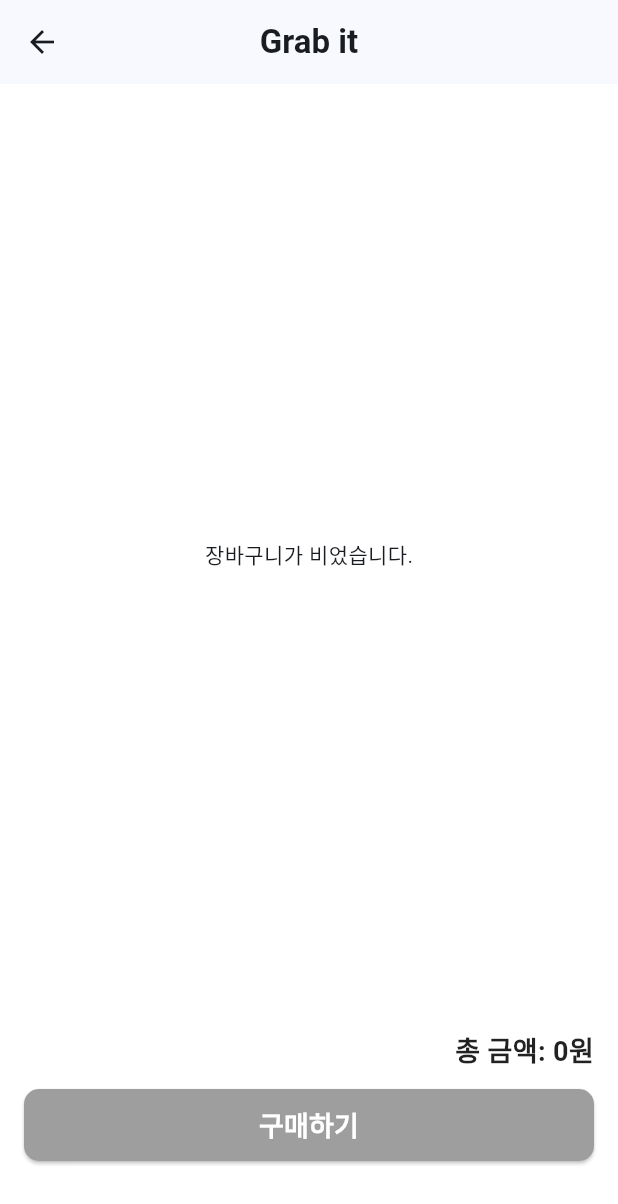
After one commit to treeandturtle/climbing_shopping_mall, a Flutter app: the screen it shows after launch, after a tap on an icon or button, on a phone screen of 412 x 824 dp. The commit adds this screen. Shown: the top 1204 px of the screen. Run offline on Flutter 3.47's test engine with Material 3 defaults, Android fonts, the light colour scheme and no system bars; our stand-ins replace iconsax, image_picker.

Commit message:
장바구니 페이지 기능 연동 및 알람 수정

```diff
--- a/lib/product_model.dart
+++ b/lib/product_model.dart
@@ -10,6 +10,21 @@
     required this.price,
     required this.description,
   });
+}
+
+class CartItem {
+  final Product product;
+  int number;
+
+  CartItem({required this.product, required this.number});
+}
+
+class Cart {
+  static final Cart instance = Cart._internal();
+
+  Cart._internal();
+
+  final List<CartItem> items = [];
 }
 
 class ProductList {
@@ -79,4 +94,14 @@
       description: "",
     ),
   ];
+
+  // 검색 기능 메서드
+  List<Product> searchProducts(String query) {
+    if (query.isEmpty) return products;
+
+    return products.where((product) {
+      return product.name.toLowerCase().contains(query.toLowerCase()) ||
+          product.description.toLowerCase().contains(query.toLowerCase());
+    }).toList();
+  }
 }
--- /dev/null
+++ b/lib/screen/cart_page.dart
@@ -0,0 +1,136 @@
+import 'package:flutter/material.dart';
+import 'package:intl/intl.dart'; //가격 포맷팅(세자리마다쉼표)
+//import 'package:flutter_spinbox/flutter_spinbox.dart'; //수량조절
+import '../product_model.dart';
+import '../widget/cart_item_tile.dart';
+import '../screen/product_list_page.dart';
+
+class CartPage extends StatefulWidget {
+  final Product? product;
+  final int? number;
+
+  const CartPage({super.key, this.product, this.number});
+
+  @override
+  State<CartPage> createState() => _CartPageState();
+}
+
+class _CartPageState extends State<CartPage> {
+  Cart cart = Cart.instance;
+
+  @override
+  void initState() {
+    super.initState();
+    if (widget.product != null && widget.number != null) {
+      cart.items.add(
+        CartItem(product: widget.product!, number: widget.number!),
+      );
+    }
+  }
+
+  @override
+  Widget build(BuildContext context) {
+    int totalPrice = 0;
+    for (int i = 0; i < cart.items.length; i++) {
+      totalPrice += cart.items[i].product.price * cart.items[i].number;
+    }
+    final formattedTotalPrice = NumberFormat('#,###').format(totalPrice);
+    return Scaffold(
+      backgroundColor: Colors.white,
+      appBar: AppBar(
+        title: const Text(
+          'Grab it',
+          style: TextStyle(fontWeight: FontWeight.bold),
+        ),
+        centerTitle: true,
+      ),
+      body: Column(
+        children: [
+          Expanded(
+            child: cart.items.isEmpty
+                ? const Center(child: Text('장바구니가 비었습니다.'))
+                : ListView.builder(
+                    itemCount: cart.items.length,
+                    itemBuilder: (context, index) {
+                      return CartItemTile(
+                        product: cart.items[index].product,
+                        quantity: cart.items[index].number,
+                        onAdd: () {
+                          setState(() {
+                            cart.items[index].number++;
+                          });
+                        },
+                        onRemove: cart.items[index].number > 1
+                            ? () {
+                                setState(() {
+                                  cart.items[index].number--;
+                                });
+                              }
+                            : null,
+                        onDelete: () {
+                          setState(() {
+                            cart.items.removeAt(index);
+                          });
+                        },
+                      );
+                    },
+                  ),
+          ),
+          Padding(
+            padding: const EdgeInsets.symmetric(horizontal: 16, vertical: 4),
+            child: Align(
+              alignment: Alignment.centerRight,
+              child: Text(
+                '총 금액: $formattedTotalPrice원',
+                style: const TextStyle(
+                  fontSize: 18,
+                  fontWeight: FontWeight.bold,
+                  color: Colors.black87,
+                ),
+              ),
+            ),
+          ),
+          Padding(
+            padding: const EdgeInsets.fromLTRB(16, 8, 16, 50),
+            child: SizedBox(
+              width: double.infinity,
+              height: 48,
+              child: ElevatedButton(
+                style: ElevatedButton.styleFrom(
+                  backgroundColor: cart.items.isEmpty
+                      ? Colors.grey
+                      : Colors.blueGrey,
+                  shape: RoundedRectangleBorder(
+                    borderRadius: BorderRadius.circular(10),
+                  ),
+                ),
+                onPressed: () {
+                  if (cart.items.isEmpty) {
+                    ScaffoldMessenger.of(context).showSnackBar(
+                      const SnackBar(content: Text('장바구니가 비었습니다.')),
+                    );
+                  } else {
+                    Navigator.push(
+                      context,
+                      MaterialPageRoute(
+                        builder: (context) => ProductListPage(),
+                      ),
+                    );
+                  }
+                },
+                child: const Text(
+                  '구매하기',
+                  style: TextStyle(
+                    color: Colors.white,
+                    fontSize: 18,
+                    fontWeight: FontWeight.bold,
+                  ),
+                ),
+              ),
+            ),
+          ),
+        ],
+      ),
+    );
+  }
+}
--- a/lib/screen/product_add_page.dart
+++ b/lib/screen/product_add_page.dart
@@ -74,7 +74,7 @@
   Widget build(BuildContext context) {
     return Scaffold(
       backgroundColor: Theme.of(context).colorScheme.surface,
-      appBar: AppBar(title: const Text('상품 등록'), leading: BackButton()),
+      appBar: AppBar(title: const Text('Grab it'), leading: BackButton()),
       body: SingleChildScrollView(
         padding: const EdgeInsets.all(20),
         child: Form(
--- a/lib/screen/product_list_page.dart
+++ b/lib/screen/product_list_page.dart
@@ -3,6 +3,9 @@
 import '../product_model.dart';
 import '../screen/product_detail_page.dart';
 import '../screen/product_add_page.dart';
+import 'package:iconsax/iconsax.dart';
+import '../screen/cart_page.dart';
+import '../widget/product_search_delegate.dart';
 
 class ProductListPage extends StatelessWidget {
   final ProductList productList = ProductList.instance;
@@ -19,6 +22,17 @@
           style: TextStyle(fontWeight: FontWeight.bold),
         ),
         centerTitle: true,
+        actions: [
+          IconButton(
+            icon: Icon(Iconsax.shopping_cart),
+            onPressed: () {
+              Navigator.push(
+                context,
+                MaterialPageRoute(builder: (context) => CartPage()),
+              );
+            },
+          ),
+        ],
       ),
       body: Stack(
         children: [
@@ -98,7 +112,12 @@
               children: [
                 FloatingActionButton(
                   heroTag: 'search',
-                  onPressed: () {},
+                  onPressed: () {
+                    showSearch(
+                      context: context,
+                      delegate: ProductSearchDelegate(productList.products),
+                    );
+                  },
                   shape: const CircleBorder(),
                   backgroundColor: Colors.grey[200],
                   child: Icon(Icons.search, size: 28),
--- a/pubspec.yaml
+++ b/pubspec.yaml
@@ -36,6 +36,7 @@
   cupertino_icons: ^1.0.8
   intl: ^0.20.2
   image_picker: ^1.0.7
+  iconsax: ^0.0.8
 
 dev_dependencies:
   flutter_test:
```
Also changed, not shown: lib/screen/product_detail_page.dart (+54 -15 lines), lib/widget/cart_item_tile.dart (added, +80 -0 lines), lib/widget/product_search_delegate.dart (added, +50 -0 lines), pubspec.lock.
